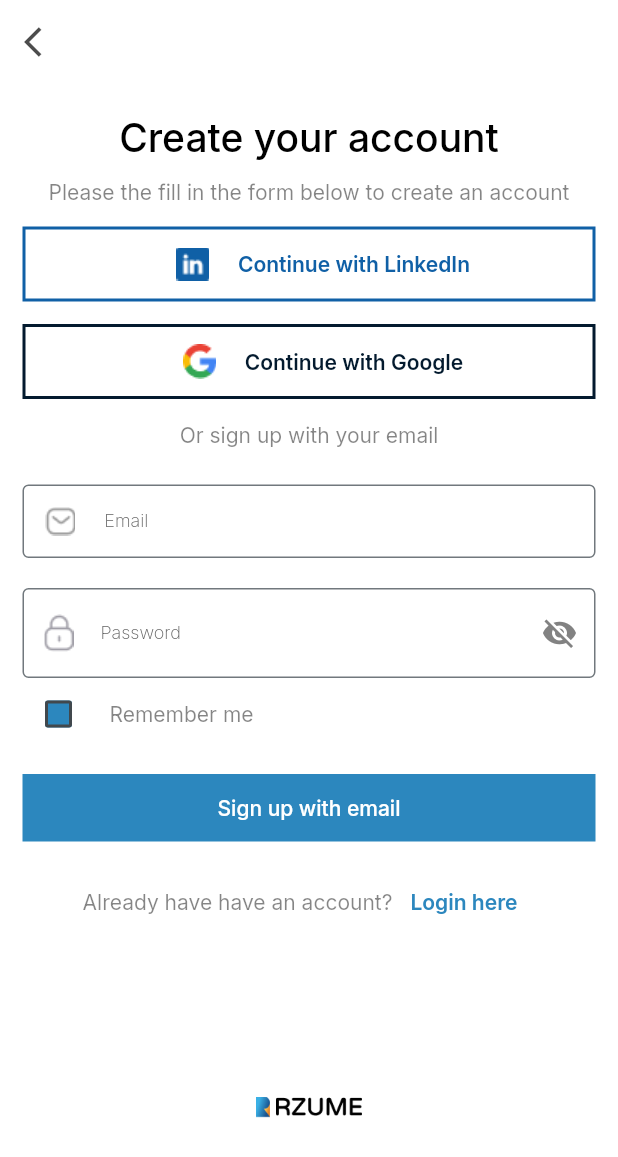
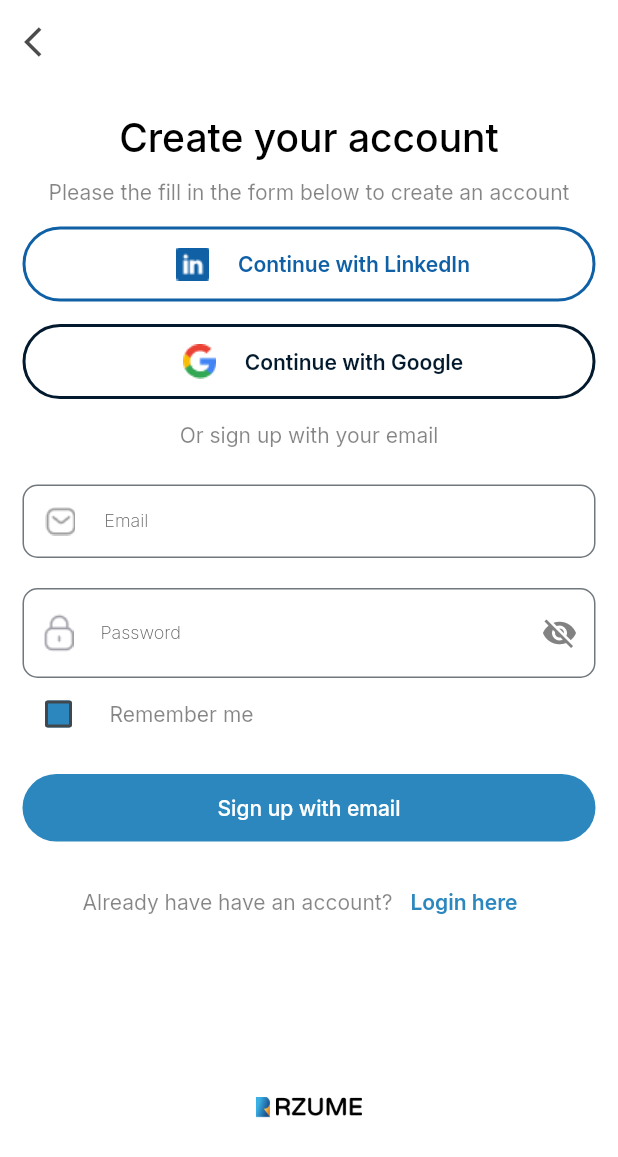
Before and after one commit to Avwerosuoghene/Rzume, a Flutter app: the screen it shows after launch, after a tap on "Get Started", on a phone screen of 412 x 824 dp. Shown: the top 1157 px of the screen. Run offline on Flutter 3.47's test engine with Material 2 defaults, Android fonts, the phone set to English and light mode, and no system bars; our stand-ins replace google_fonts.

Commit message:
adds loader

```diff
--- a/lib/screens/auth/auth-routes.dart
+++ b/lib/screens/auth/auth-routes.dart
@@ -6,9 +6,9 @@ import 'package:rzume/screens/auth/signup/signupscreen.dart';
 import 'package:rzume/screens/auth/signup/verifiedscreen.dart';
 
 Map<String, Widget Function(BuildContext)> authRoutes = {
-  '/signup': (context) => const SignUpScreen(),
+  '/signup': (context) => SignUpScreen(),
   '/verified': (context) => const VerifiedScreen(),
   '/signin': (context) => const SigninScreen(),
   '/reset-password': (context) => const PasswordResetScreen(),
-    '/create-password': (context) => const CreatePasswordScreen()
+  '/create-password': (context) => const CreatePasswordScreen()
 };
--- a/lib/screens/auth/signup/signupscreen.dart
+++ b/lib/screens/auth/signup/signupscreen.dart
@@ -5,8 +5,27 @@ import 'package:rzume/widgets/auth-page-layout.dart';
 import '../../../ui/cus_outline-button.dart';
 import '../../../widgets/custom-form.dart';
 
-class SignUpScreen extends StatelessWidget {
-  const SignUpScreen({super.key});
+class SignUpScreen extends StatefulWidget {
+  SignUpScreen({super.key});
+
+  @override
+  State<SignUpScreen> createState() => _SignUpScreenState();
+}
+
+class _SignUpScreenState extends State<SignUpScreen> {
+  @override
+  void initState() {
+    super.initState();
+    showErrorMessage();
+  }
+
+  Future<void> showErrorMessage() async {
+    await Future.delayed(Duration(seconds: 2), () {
+      errorMessage = 'Error';
+    });
+  }
+
+  String? errorMessage;
 
   @override
   Widget build(BuildContext context) {
@@ -53,8 +72,17 @@ class SignUpScreen extends StatelessWidget {
           child: const Text(
             'Or sign up with your email',
           )),
-      const CustomForm(
-          formType: FormType.signup, submitBtnText: 'Sign up with email'),
+      FutureBuilder<void>(
+        future: showErrorMessage(),
+        builder: (context, snapshot) {
+          return CustomForm(
+            key: UniqueKey(), // Use UniqueKey to force widget rebuild
+            formType: FormType.signup,
+            submitBtnText: 'Sign up with email',
+            errorMessage: errorMessage,
+          );
+        },
+      ),
       Row(
         mainAxisAlignment: MainAxisAlignment.center,
         children: [
--- a/lib/ui/cus-filled-button.dart
+++ b/lib/ui/cus-filled-button.dart
@@ -20,7 +20,7 @@ class CusFilledButton extends StatelessWidget {
         style: ButtonStyle(
           shape: MaterialStateProperty.all<RoundedRectangleBorder>(
               RoundedRectangleBorder(
-            borderRadius: BorderRadius.circular(0),
+            borderRadius: BorderRadius.circular(41),
           )),
           backgroundColor: MaterialStateProperty.all<Color>(
               Theme.of(context).colorScheme.primary),
--- a/lib/ui/cus_outline-button.dart
+++ b/lib/ui/cus_outline-button.dart
@@ -22,7 +22,7 @@ class CusOutlineButton extends StatelessWidget {
         style: ButtonStyle(
           shape: MaterialStateProperty.all<RoundedRectangleBorder>(
               RoundedRectangleBorder(
-            borderRadius: BorderRadius.circular(0),
+            borderRadius: BorderRadius.circular(41),
           )),
           side: MaterialStateProperty.all(
             BorderSide(color: color, width: 2.0, style: BorderStyle.solid),
--- a/lib/ui/custom_form_field.dart
+++ b/lib/ui/custom_form_field.dart
@@ -51,7 +51,8 @@ class _CustomFormFieldState extends State<CustomFormField> {
         onChanged: widget.onChangeEvent,
         decoration: InputDecoration(
             hintText: widget.formHint,
-            border: const OutlineInputBorder(),
+            border:
+                OutlineInputBorder(borderRadius: BorderRadius.circular(10.0)),
             label: Text(
               widget.formLabel,
               style: const TextStyle(
--- a/lib/widgets/custom-form.dart
+++ b/lib/widgets/custom-form.dart
@@ -9,10 +9,14 @@ import '../ui/custom_form_field.dart';
 
 class CustomForm extends StatefulWidget {
   const CustomForm(
-      {super.key, required this.formType, required this.submitBtnText});
+      {super.key,
+      required this.formType,
+      required this.submitBtnText,
+      this.errorMessage});
 
   final FormType formType;
   final String submitBtnText;
+  final String? errorMessage;
 
   @override
   State<CustomForm> createState() {
@@ -131,6 +135,7 @@ class _CustomFormState extends State<CustomForm> {
       key: _form,
       child: Column(
         crossAxisAlignment: CrossAxisAlignment.start,
+        mainAxisAlignment: MainAxisAlignment.center,
         children: <Widget>[
           ...buildFormFields(),
           if (widget.formType == FormType.signup)
@@ -157,10 +162,24 @@ class _CustomFormState extends State<CustomForm> {
                         .copyWith(fontSize: 14))
               ],
             ),
+
+          if (widget.errorMessage != null)
+            Center(
+              // margin: const EdgeInsets.only(top: 10),
+              child: Container(
+                margin: const EdgeInsets.only(top: 10, bottom: 5),
+                child: Text(
+                  widget.errorMessage!,
+                  style: const TextStyle(color: Colors.red),
+                ),
+              ),
+            ),
+
           Padding(
             padding: const EdgeInsets.symmetric(vertical: 16.0),
             // child: SizedBox(
             //   width: double.infinity,
+
             child: CusFilledButton(
               buttonWidth: double.infinity,
               buttonText: widget.submitBtnText,
```
